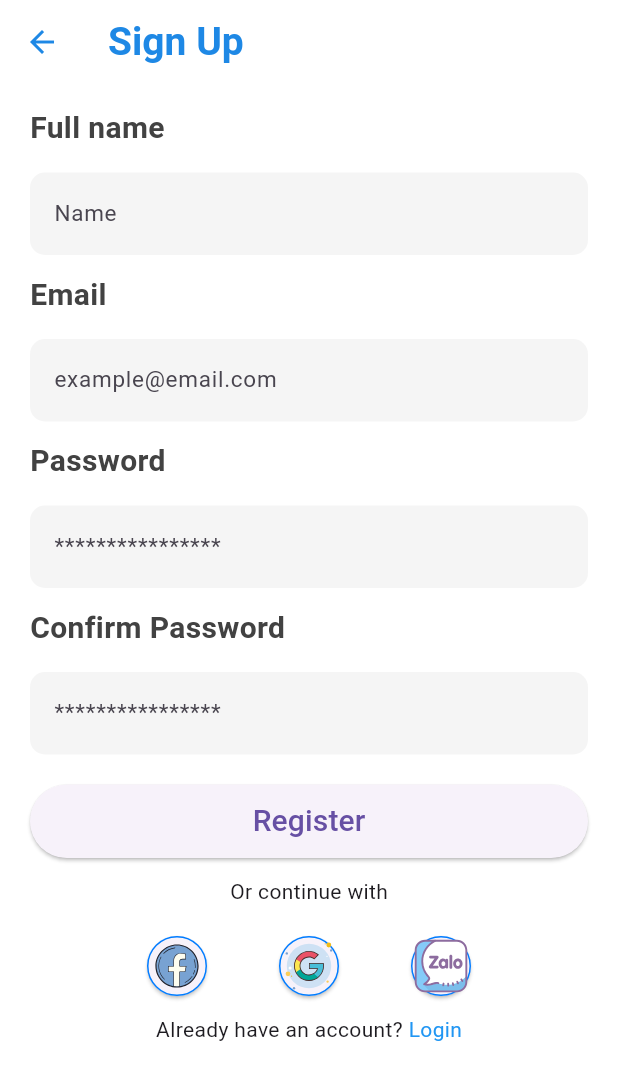
After one commit to dtkhanh/CSC13118_ProjectMobile, a Flutter app: the screen it shows after launch, after a tap on "Sign up", on a phone screen of 412 x 824 dp. The commit adds this screen. Shown: the top 1080 px of the screen. Run offline on Flutter 3.47's test engine with Material 2 defaults, Android fonts, the phone set to English and light mode, and no system bars; our stand-ins replace chewie, flutter_svg, responsive_grid, syncfusion_flutter_calendar, video_player; missing offline and left inert: flutter_responsive_grid.

Commit message:
add View SignUp and model User

```diff
--- a/lib/features/login/login.dart
+++ b/lib/features/authentication/login.dart
@@ -1,3 +1,4 @@
+import 'package:csc13118_mobile/features/authentication/signUp.dart';
 import 'package:flutter/material.dart';
 import 'package:flutter_svg/flutter_svg.dart';
 import 'package:csc13118_mobile/page/navigationPage.dart';
@@ -184,12 +185,21 @@ class _LoginPageState extends State<LoginPage> {
                     padding: const EdgeInsets.all(8.0),
                     child: Row(
                       mainAxisAlignment: MainAxisAlignment.center,
-                      children: const <Widget>[
-                        Text("Not a member yet? "),
-                        Text("Sign up",
-                            style: TextStyle(
-                              color: Colors.blue,
-                            ))
+                      children:  <Widget>[
+                        const Text("Not a member yet? "),
+                        InkWell(
+                          onTap: () {
+                            Navigator.push(
+                              context,
+                              MaterialPageRoute(builder: (context) => const SignUp()),
+                            );
+                          },
+                          child:  const Text("Sign up",
+                              style: TextStyle(
+                                color: Colors.blue,
+                              ))
+                        ),
+
                       ],
                     )),
               ],
--- /dev/null
+++ b/lib/features/authentication/signUp.dart
@@ -0,0 +1,231 @@
+import 'package:csc13118_mobile/constants/appSizes.dart';
+import 'package:flutter/cupertino.dart';
+import 'package:flutter/material.dart';
+import 'package:flutter_svg/svg.dart';
+
+import '../../routing/routes.dart';
+import 'login.dart';
+
+class SignUp extends StatefulWidget {
+  const SignUp({Key? key}) : super(key: key);
+
+  @override
+  State<SignUp> createState() => _SignUpState();
+}
+
+class _SignUpState extends State<SignUp> {
+  @override
+  Widget build(BuildContext context) {
+    return Scaffold(
+      appBar: AppBar(
+        elevation: 0,
+        backgroundColor: Colors.white,
+        leading: BackButton(
+          color: Colors.blue[600],
+        ),
+        title: Text(
+          'Sign Up',
+          style: TextStyle(
+            fontSize: 26,
+            fontWeight: FontWeight.w700,
+            color: Colors.blue[600],
+          ),
+        ),
+      ),
+      body: SingleChildScrollView(
+        child:  Padding(
+          padding: const EdgeInsets.fromLTRB(20, 15, 20, 0),
+          child: Column(
+            crossAxisAlignment: CrossAxisAlignment.start,
+            children: [
+              Padding(
+                padding: const EdgeInsets.only(bottom: 15),
+                child: Text(
+                  "Full name",
+                  style: TextStyle(
+                      fontSize: 20,
+                      fontWeight: FontWeight.bold,
+                      color: Colors.grey[800]),
+                ),
+              ),
+              TextField(
+                  style:
+                  TextStyle(fontSize: 15, color: Colors.grey[700]),
+                  decoration: InputDecoration(
+                      filled: true,
+                      fillColor: Colors.grey.shade100,
+                      border: const OutlineInputBorder(
+                          borderSide: BorderSide.none,
+                          borderRadius:
+                          BorderRadius.all(Radius.circular(10))),
+                      hintText: "Name")),
+              gapH12,
+              Padding(
+                padding: const EdgeInsets.only(bottom: 15),
+                child: Text(
+                  "Email",
+                  style: TextStyle(
+                      fontSize: 20,
+                      fontWeight: FontWeight.bold,
+                      color: Colors.grey[800]),
+                ),
+              ),
+              TextField(
+                  style:
+                  TextStyle(fontSize: 15, color: Colors.grey[700]),
+                  decoration: InputDecoration(
+                      filled: true,
+                      fillColor: Colors.grey.shade100,
+                      border: const OutlineInputBorder(
+                          borderSide: BorderSide.none,
+                          borderRadius:
+                          BorderRadius.all(Radius.circular(10))),
+                      hintText: "example@email.com")),
+              gapH12,
+              Padding(
+                padding: const EdgeInsets.only(bottom: 15),
+                child: Text(
+                  "Password",
+                  style: TextStyle(
+                      fontSize: 20,
+                      fontWeight: FontWeight.bold,
+                      color: Colors.grey[800]),
+                ),
+              ),
+              TextField(
+                  obscureText: true,
+                  style:
+                  TextStyle(fontSize: 15, color: Colors.grey[700]),
+                  decoration: InputDecoration(
+                      filled: true,
+                      fillColor: Colors.grey.shade100,
+                      border: const OutlineInputBorder(
+                          borderSide: BorderSide.none,
+                          borderRadius:
+                          BorderRadius.all(Radius.circular(10))),
+                      hintText: "****************")),
+              gapH12,
+              Padding(
+                padding: const EdgeInsets.only(bottom: 15),
+                child: Text(
+                  "Confirm Password",
+                  style: TextStyle(
+                      fontSize: 20,
+                      fontWeight: FontWeight.bold,
+                      color: Colors.grey[800]),
+                ),
+              ),
+              TextField(
+                  obscureText: true,
+                  style:
+                  TextStyle(fontSize: 15, color: Colors.grey[700]),
+                  decoration: InputDecoration(
+                      filled: true,
+                      fillColor: Colors.grey.shade100,
+                      border: const OutlineInputBorder(
+                          borderSide: BorderSide.none,
+                          borderRadius:
+                          BorderRadius.all(Radius.circular(10))),
+                      hintText: "****************")),
+              gapH20,
+              SizedBox(
+                width: double.infinity,
+                child: ElevatedButton(
+                  style: ElevatedButton.styleFrom(),
+                  onPressed: () { },
+                  child: const Padding(
+                    padding: EdgeInsets.only(top: 10, bottom: 10),
+                    child: Text(
+                      "Register",
+                      style: TextStyle(fontSize: 20),
+                    ),
+                  ),
+                ),
+              ),
+              gapH12,
+              Center(
+                  child: Column(
+                    children: [
+                      const Text("Or continue with"),
+                      gapH16,
+                      Row(
+                        mainAxisAlignment: MainAxisAlignment.center,
+                        children: [
+                          ElevatedButton(
+                            onPressed: () {},
+                            style: ElevatedButton.styleFrom(
+                              shape: const CircleBorder(
+                                  side: BorderSide(
+                                      width: 1, color: Color(0xff007CFF))
+                              ),
+                            ),
+                            child: SvgPicture.asset(
+                              "assets/svg/facebook.svg",
+                              semanticsLabel: 'Logo Facebook',
+                              width: 40,
+                              height: 40,
+                            ),
+                          ),
+                          ElevatedButton(
+                            onPressed: () {},
+                            style: ElevatedButton.styleFrom(
+                              shape: const CircleBorder(
+                                  side: BorderSide(
+                                      width: 1, color: Color(0xff007CFF))
+                              ),
+                            ),
+                            child: SvgPicture.asset(
+                              "assets/svg/google.svg",
+                              semanticsLabel: 'Logo Google',
+                              width: 40,
+                              height: 40,
+                            ),
+                          ),
+                          ElevatedButton(
+                            onPressed: () {},
+                            style: ElevatedButton.styleFrom(
+                              shape: const CircleBorder(
+                                  side: BorderSide(
+                                      width: 1, color: Color(0xff007CFF))
+                              ),
+                            ),
+                            child: SvgPicture.asset(
+                              "assets/svg/zalo.svg",
+                              semanticsLabel: 'Logo Zalo',
+                              width: 40,
+                              height: 40,
+                            ),
+                          ),
+                        ],
+                      ),
+                      gapH8,
+                      Row(
+                        mainAxisAlignment: MainAxisAlignment.center,
+                        children:  <Widget>[
+                          const Text("Already have an account? "),
+                          InkWell(
+                              onTap: () {
+                                Navigator.push(
+                                  context,
+                                  MaterialPageRoute(builder: (context) => const LoginPage()),
+                                );
+                              },
+                              child:  const Text("Login",
+                                  style: TextStyle(
+                                    color: Colors.blue,
+                                  ))
+                          ),
+
+                        ],
+                      )
+                    ],
+                  )
+              ),
+
+            ],
+          ),
+        ),
+      )
+    );
+  }
+}
--- a/lib/features/setting/profileView.dart
+++ b/lib/features/setting/profileView.dart
@@ -16,7 +16,7 @@ class _ProflileViewState extends State<ProflileView> {
   Widget build(BuildContext context) {
     return Scaffold(
       body: Padding(
-        padding: const EdgeInsets.all(8.0),
+        padding: const EdgeInsets.fromLTRB(20, 5, 20, 5),
         child: Column(
           crossAxisAlignment: CrossAxisAlignment.start,
           children: [
--- a/lib/features/view_information/teacher_info/InformationTeacher.dart
+++ b/lib/features/view_information/teacher_info/InformationTeacher.dart
@@ -60,7 +60,7 @@ class _InforTeacherState extends State<InforTeacher> {
       body: SingleChildScrollView(
         padding: const EdgeInsets.symmetric(vertical: 8, horizontal: 16),
         child: Padding(
-          padding: const EdgeInsets.fromLTRB(12, 12, 12, 12),
+          padding: const EdgeInsets.fromLTRB(5, 12, 5, 12),
           child:  Column(
               children: [
                 Column(
--- a/lib/main.dart
+++ b/lib/main.dart
@@ -1,6 +1,6 @@
 import 'package:csc13118_mobile/features/view_information/teacher_info/InformationTeacher.dart';
 import 'package:flutter/material.dart';
-import 'package:csc13118_mobile/features/login/login.dart';
+import 'package:csc13118_mobile/features/authentication/login.dart';
 import 'package:csc13118_mobile/features/homepage/homeView.dart';
 import 'package:csc13118_mobile/features/schedule/scheduleView.dart';
 import 'package:csc13118_mobile/features/history/historyView.dart';
--- a/lib/page/navigationPage.dart
+++ b/lib/page/navigationPage.dart
@@ -1,5 +1,5 @@
 import 'package:flutter/material.dart';
-import 'package:csc13118_mobile/features/login/login.dart';
+import 'package:csc13118_mobile/features/authentication/login.dart';
 import 'package:csc13118_mobile/features/homepage/homeView.dart';
 import 'package:csc13118_mobile/features/schedule/scheduleView.dart';
 import 'package:csc13118_mobile/features/history/historyView.dart';
```
Also changed, not shown: lib/features/homepage/widgets/cardTutor.dart (+4 -6 lines), lib/model/user.dart (added, +95 -0 lines), lib/model/walletInfo.dart (added, +42 -0 lines).
